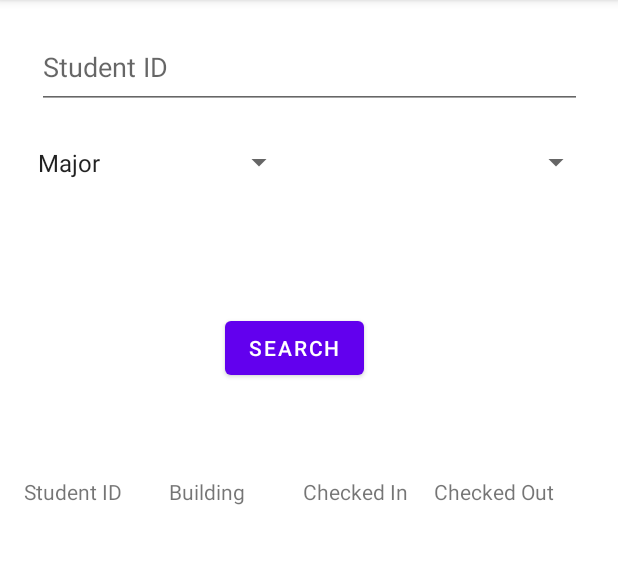
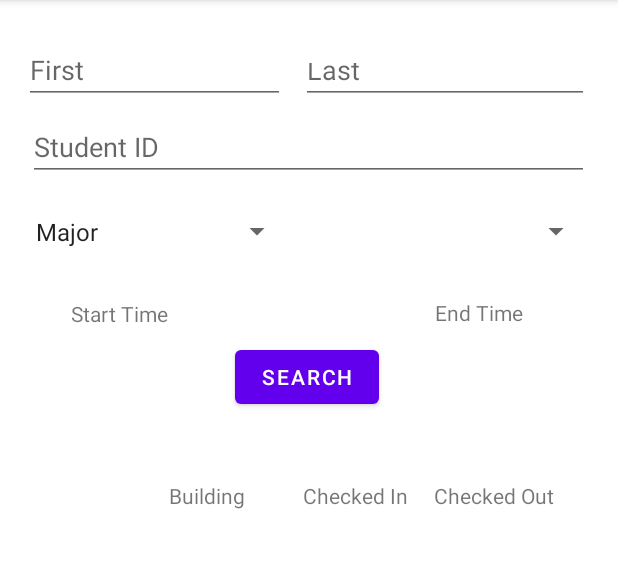
Before and after one commit to CSCI310-Group29/TrojanCheckIn-Group29, an Android app: the StudentQueryActivity screen opened directly, with no data from a screen before it, on a phone screen of 412 x 824 dp, the part 84-652 px from its top. Run offline under Robolectric (Android 15) with nearby library versions, the phone set to English and light mode, and no system bars; our stand-ins replace Dagger/Hilt's generated code, RxJava; libraries missing offline, so code that uses them is left out: com.google.rpc.context; 3 statements that could not run were skipped.

Commit message:
search stuff

```diff
--- a/app/src/main/java/com/csci310_group29/trojancheckincheckout/ui/views/StudentQueryActivity.kt
+++ b/app/src/main/java/com/csci310_group29/trojancheckincheckout/ui/views/StudentQueryActivity.kt
@@ -1,5 +1,7 @@
 package com.csci310_group29.trojancheckincheckout.ui.views
 
+import android.app.DatePickerDialog
+import android.app.TimePickerDialog
 import android.content.Context
 import android.os.Bundle
 import android.util.Log
@@ -99,12 +101,18 @@ class StudentQueryActivity : AppCompatActivity() {
         }
 
         val id = if(SearchId.text.toString().isBlank()) null else SearchId.text.toString()
+        val first = if(SearchFirst.text.toString().isBlank()) null else SearchFirst.text.toString()
+        val last = if(SearchLast.text.toString().isBlank()) null else SearchLast.text.toString()
         val building = if(building_spinner.selectedItem.toString() == "Building") null
         else building_spinner.selectedItem.toString()
         val major = if(major_spinner.selectedItem.toString() == "Major") null else major_spinner.selectedItem.toString()
 
         Log.i(TAG, "Id is null: " + id.isNullOrBlank().toString())
         Log.i(TAG, id.toString())
+        Log.i(TAG, "First is null: " + last.isNullOrBlank().toString())
+        Log.i(TAG, first.toString())
+        Log.i(TAG, "Last is null: " + last.isNullOrBlank().toString())
+        Log.i(TAG, last.toString())
         Log.i(TAG, "building is null: " + building.isNullOrBlank().toString())
         Log.i(TAG, building.toString())
         Log.i(TAG, "major is null: " + major.isNullOrBlank().toString())
@@ -121,7 +129,7 @@ class StudentQueryActivity : AppCompatActivity() {
         }
 
 
-        val userQ = UserQuery(null, null,major, id,null,true)
+        val userQ = UserQuery(first, last,major, id,null,true)
         val visitQ = VisitQuery(null,null, building,null)
 
         val observable = userDomain.searchUsers(userQ, visitQ)
@@ -152,10 +160,9 @@ class StudentQueryActivity : AppCompatActivity() {
         Toast.makeText(this, msg, Toast.LENGTH_SHORT).show()
     }
 
-    /*fun onClickStart(view: View) {
+    fun onClickStart(view: View) {
         if(startDate != null) {
-            startDateView.text = "Start Date"
-            startDateView.textSize =  24F
+            StartDateView.text = "Start Date"
             startDate = null
         } else {
             dateTimePicker(true)
@@ -164,8 +171,7 @@ class StudentQueryActivity : AppCompatActivity() {
 
     fun onClickEnd(view: View) {
         if(endDate != null) {
-            endDateView.text = "End Date"
-            endDateView.textSize =  24F
+            EndDateView.text = "End Date"
             endDate = null
         } else {
             dateTimePicker(false)
@@ -180,22 +186,22 @@ class StudentQueryActivity : AppCompatActivity() {
         val startHour = currentDateTime.get(Calendar.HOUR_OF_DAY)
         val startMinute = currentDateTime.get(Calendar.MINUTE)
 
-        DatePickerDialog(this@VisitQueryActivity, DatePickerDialog.OnDateSetListener { _, year, month, day ->
-            TimePickerDialog(this@VisitQueryActivity, TimePickerDialog.OnTimeSetListener { _, hour, minute ->
+        DatePickerDialog(this@StudentQueryActivity, DatePickerDialog.OnDateSetListener { _, year, month, day ->
+            TimePickerDialog(this@StudentQueryActivity, TimePickerDialog.OnTimeSetListener { _, hour, minute ->
                 val pickedDateTime = Calendar.getInstance()
                 pickedDateTime.set(year, month, day, hour, minute)
                 if(isStart) {
                     startDate = pickedDateTime.time
                     Log.i(TAG, startDate.toString())
-                    startDateView.text = startDate.toString()
-                    startDateView.textSize =  16F
+                    StartDateView.text = startDate.toString()
+                    //startDateView.textSize =  16F
                 } else {
                     endDate = pickedDateTime.time
                     Log.i(TAG,endDate.toString())
-                    endDateView.text = endDate.toString()
-                    endDateView.textSize =  16F
+                    EndDateView.text = endDate.toString()
+                    //endDateView.textSize =  16F
                 }
             }, startHour, startMinute, false).show()
         }, startYear, startMonth, startDay).show()
-    }*/
+    }
 }
--- a/app/src/main/res/layout/activity_visit_query.xml
+++ b/app/src/main/res/layout/activity_visit_query.xml
@@ -12,10 +12,10 @@
         android:layout_height="43dp"
         app:layout_constraintBottom_toBottomOf="parent"
         app:layout_constraintEnd_toEndOf="parent"
-        app:layout_constraintHorizontal_bias="0.074"
+        app:layout_constraintHorizontal_bias="0.068"
         app:layout_constraintStart_toStartOf="parent"
         app:layout_constraintTop_toTopOf="parent"
-        app:layout_constraintVertical_bias="0.12" />
+        app:layout_constraintVertical_bias="0.183" />
 
     <Spinner
         android:id="@+id/building_spinner"
@@ -23,10 +23,10 @@
         android:layout_height="43dp"
         app:layout_constraintBottom_toBottomOf="parent"
         app:layout_constraintEnd_toEndOf="parent"
-        app:layout_constraintHorizontal_bias="0.927"
+        app:layout_constraintHorizontal_bias="0.929"
         app:layout_constraintStart_toStartOf="parent"
         app:layout_constraintTop_toTopOf="parent"
-        app:layout_constraintVertical_bias="0.12" />
+        app:layout_constraintVertical_bias="0.183" />
 
     <androidx.recyclerview.widget.RecyclerView
         android:id="@+id/queryRecyclerView"
@@ -41,30 +41,31 @@
 
     <Button
         android:id="@+id/button6"
-        android:layout_width="wrap_content"
-        android:layout_height="wrap_content"
+        android:layout_width="96dp"
+        android:layout_height="48dp"
         android:onClick="onSearch"
         android:text="Search"
         app:layout_constraintBottom_toBottomOf="parent"
         app:layout_constraintEnd_toEndOf="@id/queryRecyclerView"
-        app:layout_constraintHorizontal_bias="0.498"
+        app:layout_constraintHorizontal_bias="0.526"
         app:layout_constraintStart_toStartOf="parent"
         app:layout_constraintTop_toTopOf="parent"
-        app:layout_constraintVertical_bias="0.289" />
+        app:layout_constraintVertical_bias="0.316" />
 
     <EditText
         android:id="@+id/SearchId"
-        android:layout_width="363dp"
-        android:layout_height="56dp"
+        android:layout_width="374dp"
+        android:layout_height="43dp"
         android:clickable="true"
         android:ems="10"
         android:hint="Student ID"
         android:inputType="textPersonName"
         app:layout_constraintBottom_toBottomOf="parent"
         app:layout_constraintEnd_toEndOf="parent"
+        app:layout_constraintHorizontal_bias="0.486"
         app:layout_constraintStart_toStartOf="parent"
         app:layout_constraintTop_toTopOf="parent"
-        app:layout_constraintVertical_bias="0.023" />
+        app:layout_constraintVertical_bias="0.107" />
 
     <TextView
         android:id="@+id/textView11"
@@ -116,5 +117,59 @@
         app:layout_constraintTop_toBottomOf="@+id/button6"
         app:layout_constraintVertical_bias="1.0" />
 
+    <TextView
+        android:id="@+id/StartDateView"
+        android:layout_width="wrap_content"
+        android:layout_height="wrap_content"
+        android:text="Start Time"
+        android:onClick="onClickStart"
+        app:layout_constraintBottom_toBottomOf="parent"
+        app:layout_constraintEnd_toEndOf="parent"
+        app:layout_constraintHorizontal_bias="0.136"
+        app:layout_constraintStart_toStartOf="parent"
+        app:layout_constraintTop_toTopOf="parent"
+        app:layout_constraintVertical_bias="0.266" />
+
+    <TextView
+        android:id="@+id/EndDateView"
+        android:layout_width="wrap_content"
+        android:layout_height="wrap_content"
+        android:text="End Time"
+        android:onClick="onClickEnd"
+        app:layout_constraintBottom_toBottomOf="parent"
+        app:layout_constraintEnd_toEndOf="parent"
+        app:layout_constraintHorizontal_bias="0.821"
+        app:layout_constraintStart_toStartOf="parent"
+        app:layout_constraintTop_toTopOf="parent"
+        app:layout_constraintVertical_bias="0.265" />
+
+    <EditText
+        android:id="@+id/SearchFirst"
+        android:layout_width="174dp"
+        android:layout_height="39dp"
+        android:ems="10"
+        android:hint="First"
+        android:inputType="textPersonName"
+        app:layout_constraintBottom_toBottomOf="parent"
+        app:layout_constraintEnd_toEndOf="parent"
+        app:layout_constraintHorizontal_bias="0.067"
+        app:layout_constraintStart_toStartOf="parent"
+        app:layout_constraintTop_toTopOf="parent"
+        app:layout_constraintVertical_bias="0.041" />
+
+    <EditText
+        android:id="@+id/SearchLast"
+        android:layout_width="192dp"
+        android:layout_height="37dp"
+        android:ems="10"
+        android:hint="Last"
+        android:inputType="textPersonName"
+        app:layout_constraintBottom_toBottomOf="parent"
+        app:layout_constraintEnd_toEndOf="parent"
+        app:layout_constraintHorizontal_bias="0.913"
+        app:layout_constraintStart_toStartOf="parent"
+        app:layout_constraintTop_toTopOf="parent"
+        app:layout_constraintVertical_bias="0.044" />
+
 
 </androidx.constraintlayout.widget.ConstraintLayout>
```
